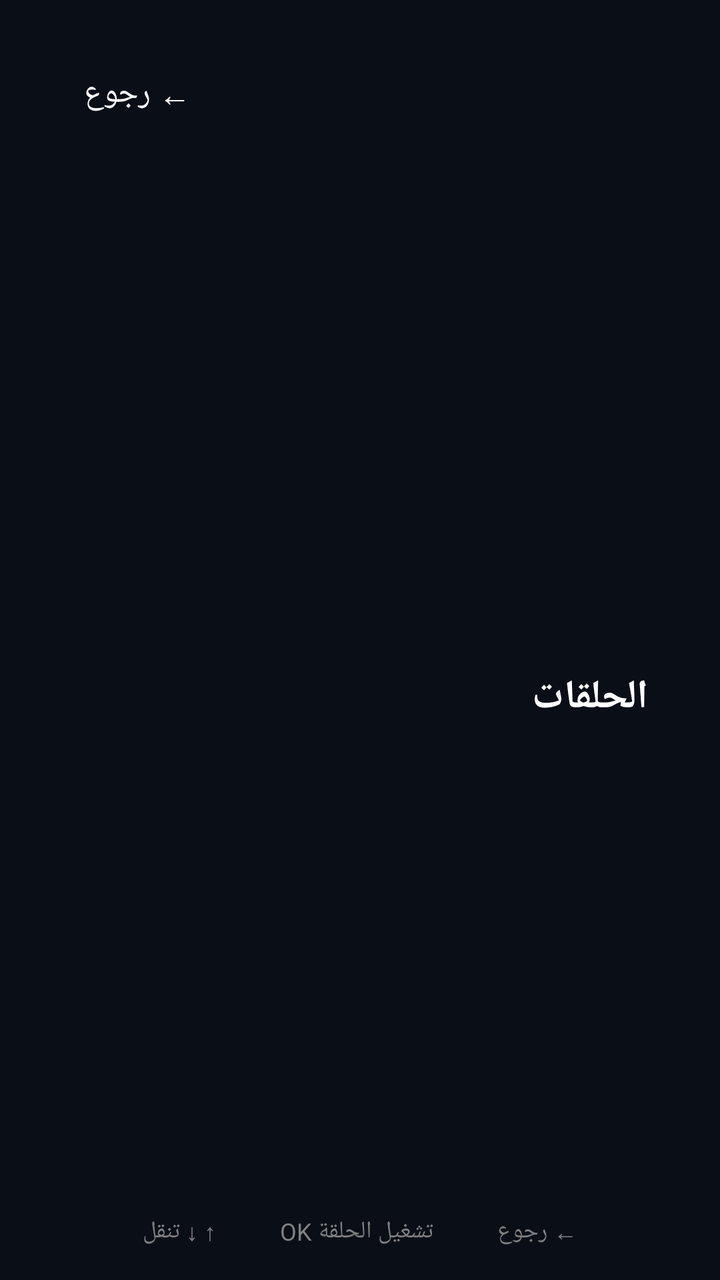
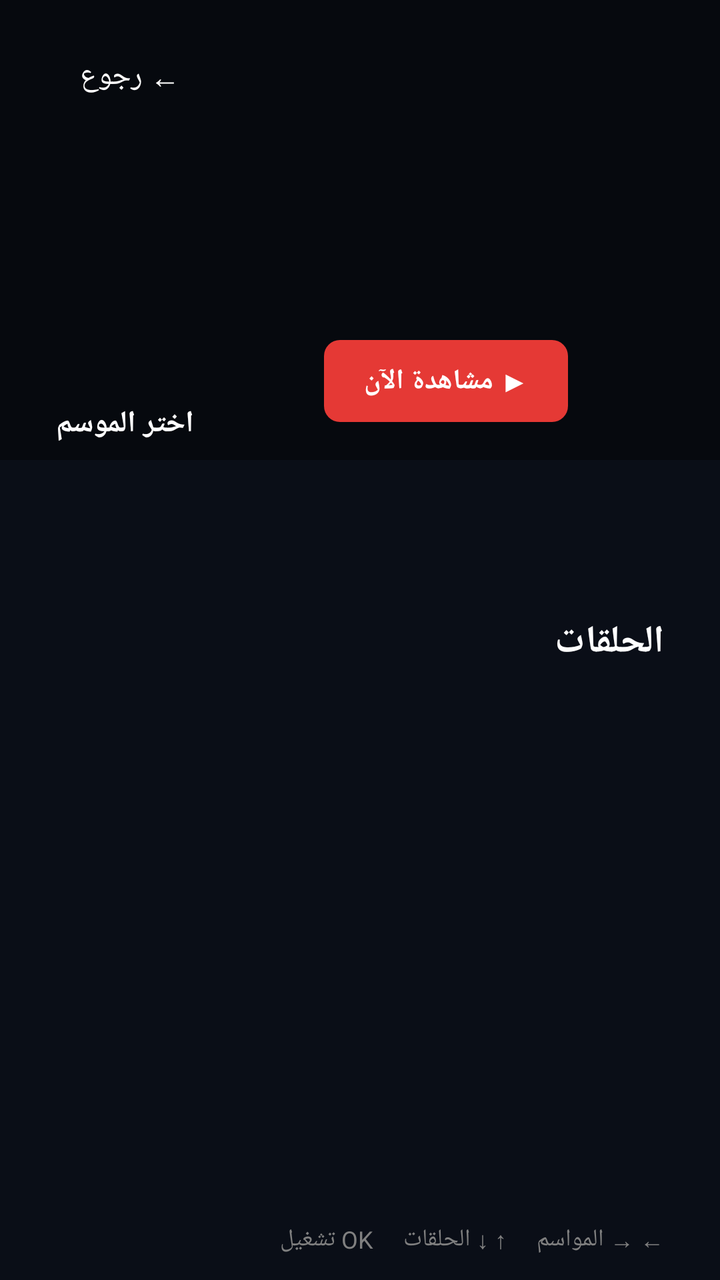

Before-and-after screenshots of an Android layout around one commit, followed by the original layout XML and the change that was made.
<!-- AndroidManifest.xml: application theme AppTheme -->
<!-- res/layout/activity_series_details.xml -->
<?xml version="1.0" encoding="utf-8"?>
<androidx.constraintlayout.widget.ConstraintLayout xmlns:android="http://schemas.android.com/apk/res/android"
    xmlns:app="http://schemas.android.com/apk/res-auto"
    android:layout_width="match_parent"
    android:layout_height="match_parent"
    android:background="@color/alaa_bg_dark"
    android:layoutDirection="ltr">

    <TextView
        android:id="@+id/backButton"
        android:layout_width="wrap_content"
        android:layout_height="wrap_content"
        android:layout_margin="28dp"
        android:focusable="true"
        android:clickable="true"
        android:paddingHorizontal="14dp"
        android:paddingVertical="8dp"
        android:text="← رجوع"
        android:textColor="@color/white"
        android:textSize="16sp"
        app:layout_constraintStart_toStartOf="parent"
        app:layout_constraintTop_toTopOf="parent" />

    <ImageView
        android:id="@+id/seriesPoster"
        android:layout_width="170dp"
        android:layout_height="255dp"
        android:layout_marginStart="48dp"
        android:scaleType="centerCrop"
        android:contentDescription="@null"
        app:layout_constraintBottom_toTopOf="@id/bottomGuide"
        app:layout_constraintStart_toStartOf="parent"
        app:layout_constraintTop_toBottomOf="@id/backButton" />

    <TextView
        android:id="@+id/seriesName"
        android:layout_width="0dp"
        android:layout_height="wrap_content"
        android:layout_marginStart="28dp"
        android:layout_marginEnd="36dp"
        android:textColor="@color/white"
        android:textSize="28sp"
        android:textStyle="bold"
        app:layout_constraintEnd_toEndOf="parent"
        app:layout_constraintStart_toEndOf="@id/seriesPoster"
        app:layout_constraintTop_toTopOf="@id/seriesPoster" />

    <TextView
        android:id="@+id/seriesMeta"
        android:layout_width="0dp"
        android:layout_height="wrap_content"
        android:layout_marginTop="10dp"
        android:textColor="@color/text_gray_light"
        android:textSize="15sp"
        app:layout_constraintEnd_toEndOf="@id/seriesName"
        app:layout_constraintStart_toStartOf="@id/seriesName"
        app:layout_constraintTop_toBottomOf="@id/seriesName" />

    <TextView
        android:id="@+id/seriesDescription"
        android:layout_width="0dp"
        android:layout_height="wrap_content"
        android:layout_marginTop="18dp"
        android:maxLines="4"
        android:textColor="@color/text_gray_light"
        android:textSize="15sp"
        app:layout_constraintEnd_toEndOf="@id/seriesName"
        app:layout_constraintStart_toStartOf="@id/seriesName"
        app:layout_constraintTop_toBottomOf="@id/seriesMeta" />

    <TextView
        android:id="@+id/episodesTitle"
        android:layout_width="0dp"
        android:layout_height="wrap_content"
        android:layout_marginTop="28dp"
        android:text="الحلقات"
        android:textColor="@color/white"
        android:textSize="20sp"
        android:textStyle="bold"
        app:layout_constraintEnd_toEndOf="@id/seriesName"
        app:layout_constraintStart_toStartOf="@id/seriesName"
        app:layout_constraintTop_toBottomOf="@id/seriesDescription" />

    <androidx.recyclerview.widget.RecyclerView
        android:id="@+id/episodesRecyclerView"
        android:layout_width="0dp"
        android:layout_height="0dp"
        android:layout_marginTop="12dp"
        android:clipToPadding="false"
        android:paddingBottom="72dp"
        app:layout_constraintBottom_toTopOf="@id/bottomGuide"
        app:layout_constraintEnd_toEndOf="@id/seriesName"
        app:layout_constraintStart_toStartOf="@id/seriesName"
        app:layout_constraintTop_toBottomOf="@id/episodesTitle" />

    <ProgressBar
        android:id="@+id/loadingProgress"
        android:layout_width="48dp"
        android:layout_height="48dp"
        android:visibility="gone"
        app:layout_constraintBottom_toBottomOf="@id/episodesRecyclerView"
        app:layout_constraintEnd_toEndOf="@id/episodesRecyclerView"
        app:layout_constraintStart_toStartOf="@id/episodesRecyclerView"
        app:layout_constraintTop_toTopOf="@id/episodesRecyclerView" />

    <TextView
        android:id="@+id/errorText"
        android:layout_width="0dp"
        android:layout_height="wrap_content"
        android:gravity="center"
        android:textColor="@color/error_color"
        android:textSize="15sp"
        android:visibility="gone"
        app:layout_constraintBottom_toBottomOf="@id/episodesRecyclerView"
        app:layout_constraintEnd_toEndOf="@id/episodesRecyclerView"
        app:layout_constraintStart_toStartOf="@id/episodesRecyclerView"
        app:layout_constraintTop_toTopOf="@id/episodesRecyclerView" />

    <LinearLayout
        android:id="@+id/bottomGuide"
        android:layout_width="match_parent"
        android:layout_height="wrap_content"
        android:gravity="center"
        android:orientation="horizontal"
        android:padding="16dp"
        app:layout_constraintBottom_toBottomOf="parent">

        <TextView
            android:layout_width="wrap_content"
            android:layout_height="wrap_content"
            android:layout_marginHorizontal="16dp"
            android:text="↑ ↓ تنقل"
            android:textColor="@color/text_gray_dark"
            android:textSize="12sp" />

        <TextView
            android:layout_width="wrap_content"
            android:layout_height="wrap_content"
            android:layout_marginHorizontal="16dp"
            android:text="OK تشغيل الحلقة"
            android:textColor="@color/text_gray_dark"
            android:textSize="12sp" />

        <TextView
            android:layout_width="wrap_content"
            android:layout_height="wrap_content"
            android:layout_marginHorizontal="16dp"
            android:text="← رجوع"
            android:textColor="@color/text_gray_dark"
            android:textSize="12sp" />
    </LinearLayout>

</androidx.constraintlayout.widget.ConstraintLayout>
<!-- resources referenced by this layout -->
<resources>
  <color name="alaa_bg_dark">#0A0E17</color>
  <color name="error_color">#FF5252</color>
  <color name="text_gray_dark">#808080</color>
  <color name="text_gray_light">#B0B0B0</color>
  <color name="white">#FFFFFF</color>
  <style name="AppTheme" parent="Theme.AppCompat.NoActionBar">
          
          <item name="colorPrimary">@color/primary_blue</item>
          <item name="colorPrimaryDark">@color/dark_background</item>
          <item name="colorAccent">@color/accent_blue</item>
  
          
          <item name="android:windowBackground">@color/dark_background</item>
          <item name="android:colorBackground">@color/dark_background</item>
  
          
          <item name="android:textColorPrimary">@color/text_primary</item>
          <item name="android:textColorSecondary">@color/text_secondary</item>
  
          
          <item name="android:windowDrawsSystemBarBackgrounds">true</item>
      </style>
  <color name="primary_blue">#2196F3</color>
  <color name="dark_background">#0D1117</color>
  <color name="accent_blue">#64B5F6</color>
  <color name="text_primary">#FFFFFF</color>
  <color name="text_secondary">#B0B0B0</color>
</resources>

<!-- the commit's change to res/layout/activity_series_details.xml (unified diff, before → after) -->
@@ -6,52 +6,75 @@
     android:background="@color/alaa_bg_dark"
     android:layoutDirection="ltr">
 
+    <ImageView
+        android:id="@+id/seriesBackdrop"
+        android:layout_width="0dp"
+        android:layout_height="230dp"
+        android:alpha="0.62"
+        android:contentDescription="@null"
+        android:scaleType="centerCrop"
+        app:layout_constraintEnd_toEndOf="parent"
+        app:layout_constraintStart_toStartOf="parent"
+        app:layout_constraintTop_toTopOf="parent" />
+
+    <View
+        android:layout_width="0dp"
+        android:layout_height="230dp"
+        android:background="#BA05070C"
+        app:layout_constraintEnd_toEndOf="parent"
+        app:layout_constraintStart_toStartOf="parent"
+        app:layout_constraintTop_toTopOf="parent" />
+
     <TextView
         android:id="@+id/backButton"
         android:layout_width="wrap_content"
         android:layout_height="wrap_content"
-        android:layout_margin="28dp"
+        android:layout_marginStart="26dp"
+        android:layout_marginTop="20dp"
+        android:clickable="true"
         android:focusable="true"
-        android:clickable="true"
         android:paddingHorizontal="14dp"
         android:paddingVertical="8dp"
         android:text="← رجوع"
         android:textColor="@color/white"
-        android:textSize="16sp"
+        android:textSize="15sp"
         app:layout_constraintStart_toStartOf="parent"
         app:layout_constraintTop_toTopOf="parent" />
 
     <ImageView
         android:id="@+id/seriesPoster"
-        android:layout_width="170dp"
-        android:layout_height="255dp"
-        android:layout_marginStart="48dp"
+        android:layout_width="112dp"
+        android:layout_height="168dp"
+        android:layout_marginStart="30dp"
+        android:layout_marginTop="48dp"
+        android:contentDescription="@null"
         android:scaleType="centerCrop"
-        android:contentDescription="@null"
-        app:layout_constraintBottom_toTopOf="@id/bottomGuide"
-        app:layout_constraintStart_toStartOf="parent"
-        app:layout_constraintTop_toBottomOf="@id/backButton" />
+        app:layout_constraintStart_toStartOf="parent"
+        app:layout_constraintTop_toTopOf="parent" />
 
     <TextView
         android:id="@+id/seriesName"
         android:layout_width="0dp"
         android:layout_height="wrap_content"
-        android:layout_marginStart="28dp"
-        android:layout_marginEnd="36dp"
-        android:textColor="@color/white"
-        android:textSize="28sp"
+        android:layout_marginStart="20dp"
+        android:layout_marginEnd="38dp"
+        android:layout_marginTop="64dp"
+        android:maxLines="1"
+        android:textColor="@color/white"
+        android:textSize="27sp"
         android:textStyle="bold"
         app:layout_constraintEnd_toEndOf="parent"
         app:layout_constraintStart_toEndOf="@id/seriesPoster"
-        app:layout_constraintTop_toTopOf="@id/seriesPoster" />
+        app:layout_constraintTop_toTopOf="parent" />
 
     <TextView
         android:id="@+id/seriesMeta"
         android:layout_width="0dp"
         android:layout_height="wrap_content"
-        android:layout_marginTop="10dp"
+        android:layout_marginTop="8dp"
+        android:maxLines="1"
         android:textColor="@color/text_gray_light"
-        android:textSize="15sp"
+        android:textSize="14sp"
         app:layout_constraintEnd_toEndOf="@id/seriesName"
         app:layout_constraintStart_toStartOf="@id/seriesName"
         app:layout_constraintTop_toBottomOf="@id/seriesName" />
@@ -60,37 +83,93 @@
         android:id="@+id/seriesDescription"
         android:layout_width="0dp"
         android:layout_height="wrap_content"
-        android:layout_marginTop="18dp"
-        android:maxLines="4"
+        android:layout_marginTop="10dp"
+        android:maxLines="3"
         android:textColor="@color/text_gray_light"
-        android:textSize="15sp"
+        android:textSize="14sp"
         app:layout_constraintEnd_toEndOf="@id/seriesName"
         app:layout_constraintStart_toStartOf="@id/seriesName"
         app:layout_constraintTop_toBottomOf="@id/seriesMeta" />
 
     <TextView
-        android:id="@+id/episodesTitle"
-        android:layout_width="0dp"
-        android:layout_height="wrap_content"
-        android:layout_marginTop="28dp"
-        android:text="الحلقات"
-        android:textColor="@color/white"
-        android:textSize="20sp"
-        android:textStyle="bold"
-        app:layout_constraintEnd_toEndOf="@id/seriesName"
+        android:id="@+id/playFirstEpisodeButton"
+        android:layout_width="wrap_content"
+        android:layout_height="wrap_content"
+        android:layout_marginTop="14dp"
+        android:background="@drawable/bg_button_red"
+        android:clickable="true"
+        android:focusable="true"
+        android:paddingHorizontal="20dp"
+        android:paddingVertical="11dp"
+        android:text="▶ مشاهدة الآن"
+        android:textColor="@color/white"
+        android:textSize="14sp"
+        android:textStyle="bold"
         app:layout_constraintStart_toStartOf="@id/seriesName"
         app:layout_constraintTop_toBottomOf="@id/seriesDescription" />
 
+    <TextView
+        android:id="@+id/seasonHint"
+        android:layout_width="wrap_content"
+        android:layout_height="wrap_content"
+        android:layout_marginStart="28dp"
+        android:text="اختر الموسم"
+        android:textColor="@color/white"
+        android:textSize="15sp"
+        android:textStyle="bold"
+        app:layout_constraintBottom_toTopOf="@id/seasonScroll"
+        app:layout_constraintStart_toStartOf="parent" />
+
+    <HorizontalScrollView
+        android:id="@+id/seasonScroll"
+        android:layout_width="0dp"
+        android:layout_height="76dp"
+        android:layout_marginStart="24dp"
+        android:layout_marginEnd="24dp"
+        android:layout_marginTop="6dp"
+        android:clipToPadding="false"
+        android:fillViewport="true"
+        android:paddingHorizontal="6dp"
+        android:scrollbars="none"
+        app:layout_constraintEnd_toEndOf="parent"
+        app:layout_constraintStart_toStartOf="parent"
+        app:layout_constraintTop_toBottomOf="@id/seriesPoster">
+
+        <LinearLayout
+            android:id="@+id/seasonTabsContainer"
+            android:layout_width="wrap_content"
+            android:layout_height="match_parent"
+            android:gravity="center_vertical"
+            android:orientation="horizontal" />
+    </HorizontalScrollView>
+
+    <TextView
+        android:id="@+id/episodesTitle"
+        android:layout_width="0dp"
+        android:layout_height="wrap_content"
+        android:layout_marginStart="28dp"
+        android:layout_marginEnd="28dp"
+        android:layout_marginTop="10dp"
+        android:text="الحلقات"
+        android:textColor="@color/white"
+        android:textSize="19sp"
+        android:textStyle="bold"
+        app:layout_constraintEnd_toEndOf="parent"
+        app:layout_constraintStart_toStartOf="parent"
+        app:layout_constraintTop_toBottomOf="@id/seasonScroll" />
+
     <androidx.recyclerview.widget.RecyclerView
         android:id="@+id/episodesRecyclerView"
         android:layout_width="0dp"
         android:layout_height="0dp"
-        android:layout_marginTop="12dp"
+        android:layout_marginStart="22dp"
+        android:layout_marginTop="8dp"
+        android:layout_marginEnd="22dp"
         android:clipToPadding="false"
-        android:paddingBottom="72dp"
+        android:paddingBottom="56dp"
         app:layout_constraintBottom_toTopOf="@id/bottomGuide"
-        app:layout_constraintEnd_toEndOf="@id/seriesName"
-        app:layout_constraintStart_toStartOf="@id/seriesName"
+        app:layout_constraintEnd_toEndOf="parent"
+        app:layout_constraintStart_toStartOf="parent"
         app:layout_constraintTop_toBottomOf="@id/episodesTitle" />
 
     <ProgressBar
@@ -120,33 +199,25 @@
         android:id="@+id/bottomGuide"
         android:layout_width="match_parent"
         android:layout_height="wrap_content"
-        android:gravity="center"
+        android:gravity="center_vertical"
         android:orientation="horizontal"
-        android:padding="16dp"
+        android:paddingHorizontal="28dp"
+        android:paddingVertical="12dp"
         app:layout_constraintBottom_toBottomOf="parent">
 
         <TextView
+            android:layout_width="0dp"
+            android:layout_height="wrap_content"
+            android:layout_weight="1"
+            android:text="← → المواسم     ↑ ↓ الحلقات     OK تشغيل"
+            android:textColor="@color/text_gray_dark"
+            android:textSize="12sp" />
+
+        <TextView
+            android:id="@+id/seasonCountFooter"
             android:layout_width="wrap_content"
             android:layout_height="wrap_content"
-            android:layout_marginHorizontal="16dp"
-            android:text="↑ ↓ تنقل"
-            android:textColor="@color/text_gray_dark"
-            android:textSize="12sp" />
-
-        <TextView
-            android:layout_width="wrap_content"
-            android:layout_height="wrap_content"
-            android:layout_marginHorizontal="16dp"
-            android:text="OK تشغيل الحلقة"
-            android:textColor="@color/text_gray_dark"
-            android:textSize="12sp" />
-
-        <TextView
-            android:layout_width="wrap_content"
-            android:layout_height="wrap_content"
-            android:layout_marginHorizontal="16dp"
-            android:text="← رجوع"
-            android:textColor="@color/text_gray_dark"
+            android:textColor="@color/text_gray_light"
             android:textSize="12sp" />
     </LinearLayout>
 
<!-- resource entries referenced after the edit -->
@@ -5,6 +5,12 @@
   <color name="text_gray_dark">#808080</color>
   <color name="text_gray_light">#B0B0B0</color>
   <color name="white">#FFFFFF</color>
+  <!-- drawable bg_button_red (drawable) -->
+  <?xml version="1.0" encoding="utf-8"?>
+  <shape xmlns:android="http://schemas.android.com/apk/res/android">
+      <solid android:color="#E53935" />
+      <corners android:radius="8dp" />
+  </shape>
   <style name="AppTheme" parent="Theme.AppCompat.NoActionBar">
           
           <item name="colorPrimary">@color/primary_blue</item>
